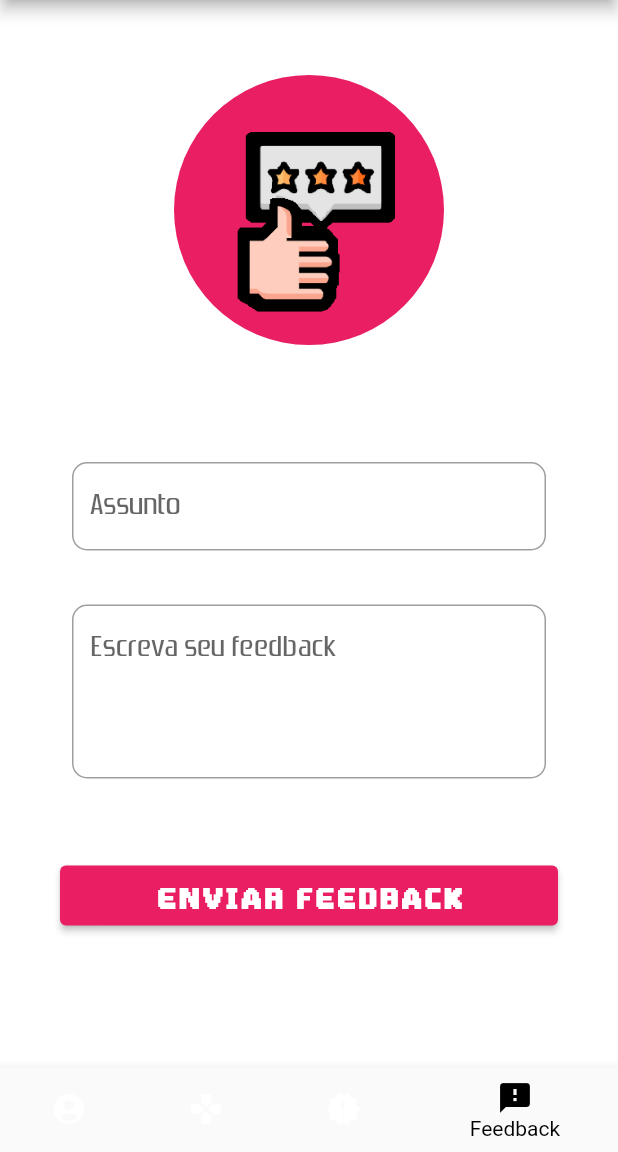
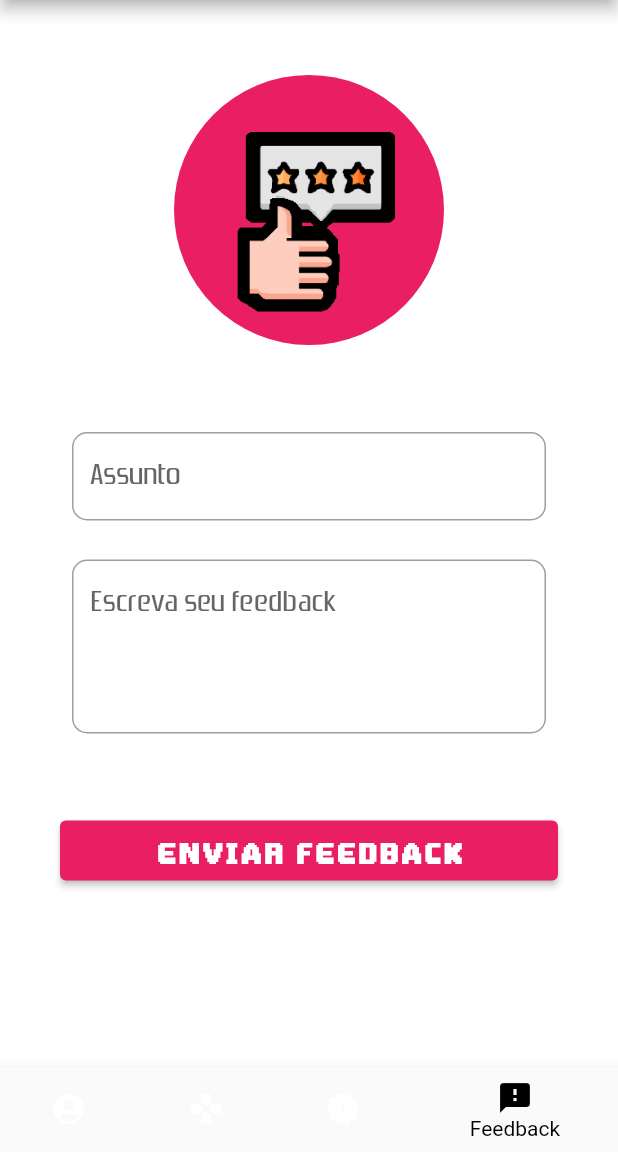
Before and after one commit to Paivamelo/gamesearch1, a Flutter app: the screen it shows once a user with an empty profile is signed in, item 4 of the bottom bar chosen, on a phone screen of 412 x 824 dp, the part 84-1236 px from its top. Run offline on Flutter 3.47's test engine with Material 2 defaults, Android fonts, the phone set to English and light mode, and no system bars; our stand-ins replace bloc, dio, firebase_auth, firebase_core, flutter_bloc, socket_io_client; accounts and stored records are empty.

Commit message:
update tela feedback

```diff
--- a/lib/view/screens/feedback_screen/tela4_main.dart
+++ b/lib/view/screens/feedback_screen/tela4_main.dart
@@ -27,11 +27,11 @@ class MainTela4 extends StatelessWidget {
               child: ListView(children: [
                 header(),
                 SizedBox(
-                  height: 70,
+                  height: 50,
                 ),
                 emailFormField(user),
                 SizedBox(
-                  height: 20,
+                  height: 10,
                 ),
                 senhaFormField(user),
                 SizedBox(
```
